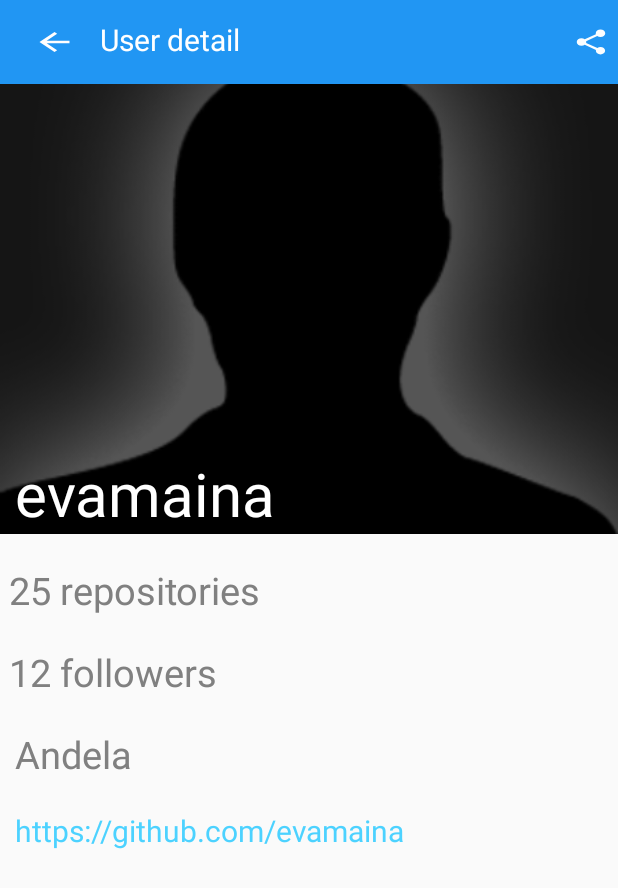
After one commit to evamaina/JavaDevsNairobi, an Android app: the DetailActivity screen opened directly, with no data from a screen before it, on a phone screen of 412 x 824 dp. The commit adds this screen. Shown: the top 888 px of the screen. Run offline under Robolectric (Android 15) with nearby library versions, the phone set to English and light mode, and no system bars.

Commit message:
ft(DetailActivity):create layout file for DetailActivity  - add back arrow icon  - add share icon
[Finishes #155820645]

```diff
--- a/app/build.gradle
+++ b/app/build.gradle
@@ -25,6 +25,7 @@ android {
 
 dependencies {
     implementation fileTree(dir: 'libs', include: ['*.jar'])
+    //noinspection GradleCompatible
     implementation 'com.android.support:appcompat-v7:28.0.0'
     implementation 'com.android.support.constraint:constraint-layout:1.1.3'
     testImplementation 'junit:junit:4.12'
@@ -33,4 +34,5 @@ dependencies {
     implementation 'com.android.support:recyclerview-v7:28.0.0'
     implementation 'com.android.support:cardview-v7:28.0.0'
     implementation 'com.github.aliwaris0572:CustomSearch:1.0.0'
+
 }
--- a/app/src/main/AndroidManifest.xml
+++ b/app/src/main/AndroidManifest.xml
@@ -9,6 +9,7 @@
         android:roundIcon="@mipmap/ic_launcher_round"
         android:supportsRtl="true"
         android:theme="@style/AppTheme">
+        <activity android:name=".DetailActivity"></activity>
         <activity android:name=".MainActivity">
             <intent-filter>
                 <action android:name="android.intent.action.MAIN" />
--- /dev/null
+++ b/app/src/main/java/com/example/javadevsnairobi/DetailActivity.java
@@ -0,0 +1,27 @@
+package com.example.javadevsnairobi;
+
+import android.support.v7.app.ActionBar;
+import android.support.v7.app.AppCompatActivity;
+import android.os.Bundle;
+import android.view.LayoutInflater;
+import android.view.Menu;
+import android.view.View;
+import android.widget.Toolbar;
+
+public class DetailActivity extends AppCompatActivity {
+
+    @Override
+    protected void onCreate(Bundle savedInstanceState) {
+        super.onCreate(savedInstanceState);
+        setContentView(R.layout.activity_detail);
+        android.support.v7.widget.Toolbar toolbar = findViewById(R.id.toolbar_detail);
+        LayoutInflater inflater = LayoutInflater.from(this);
+        View view = inflater.inflate(R.layout.bar,toolbar, false);
+        toolbar.addView(view);
+    }
+
+    @Override
+    public boolean onCreateOptionsMenu(Menu menu) {
+        return super.onCreateOptionsMenu(menu);
+    }
+}
--- a/app/src/main/java/com/example/javadevsnairobi/models/RecyclerAdapter.java
+++ b/app/src/main/java/com/example/javadevsnairobi/models/RecyclerAdapter.java
@@ -1,6 +1,7 @@
 package com.example.javadevsnairobi.models;
 
 import android.content.Context;
+import android.content.Intent;
 import android.support.annotation.NonNull;
 import android.support.v7.widget.RecyclerView;
 import android.view.LayoutInflater;
@@ -9,6 +10,7 @@ import android.view.ViewGroup;
 import android.widget.ImageView;
 import android.widget.TextView;
 
+import com.example.javadevsnairobi.DetailActivity;
 import com.example.javadevsnairobi.R;
 
 import java.util.List;
@@ -38,23 +40,51 @@ public class RecyclerAdapter extends RecyclerView.Adapter<ViewHolder> {
         viewHolder.image.setImageResource(R.drawable.avatar);
         viewHolder.name.setText(user.getName());
         viewHolder.repositories.setText(new Integer(user.getRepositories()).toString()+" repositories");
+        viewHolder.setListener(new View.OnClickListener() {
+            @Override
+            public void onClick(View v) {
+              context.startActivity(new Intent(context, DetailActivity.class));
+            }
+        });
     }
 
     @Override
     public int getItemCount() {
         return users.size();
     }
+
 }
 
-class  ViewHolder extends RecyclerView.ViewHolder {
+class  ViewHolder extends RecyclerView.ViewHolder implements View.OnClickListener {
     ImageView image;
     TextView name, repositories;
+    View.OnClickListener listener;
+
+    public ViewHolder(@NonNull View itemView, View.OnClickListener listener) {
+        super(itemView);
+        this.listener = listener;
+    }
+
+    public View.OnClickListener getListener() {
+        return listener;
+    }
+
+    public void setListener(View.OnClickListener listener) {
+        this.listener = listener;
+    }
 
     public ViewHolder(@NonNull View itemView) {
         super(itemView);
         image = itemView.findViewById(R.id.user_image);
         name = itemView.findViewById(R.id.username);
         repositories = itemView.findViewById(R.id.repositories);
+        itemView.setOnClickListener(this);
+
+    }
+
+    @Override
+    public void onClick(View v) {
+        listener.onClick(v);
 
     }
 }
--- /dev/null
+++ b/app/src/main/res/drawable/ic_arrow_back_black_24dp.xml
@@ -0,0 +1,5 @@
+<vector android:height="24dp" android:tint="#FFFEFE"
+    android:viewportHeight="24.0" android:viewportWidth="24.0"
+    android:width="24dp" xmlns:android="http://schemas.android.com/apk/res/android">
+    <path android:fillColor="#FF000000" android:pathData="M20,11H7.83l5.59,-5.59L12,4l-8,8 8,8 1.41,-1.41L7.83,13H20v-2z"/>
+</vector>
--- /dev/null
+++ b/app/src/main/res/drawable/ic_share_black_24dp.xml
@@ -0,0 +1,5 @@
+<vector android:alpha="0.98" android:height="24dp"
+    android:tint="#FFFFFF" android:viewportHeight="24.0"
+    android:viewportWidth="24.0" android:width="24dp" xmlns:android="http://schemas.android.com/apk/res/android">
+    <path android:fillColor="#FF000000" android:pathData="M18,16.08c-0.76,0 -1.44,0.3 -1.96,0.77L8.91,12.7c0.05,-0.23 0.09,-0.46 0.09,-0.7s-0.04,-0.47 -0.09,-0.7l7.05,-4.11c0.54,0.5 1.25,0.81 2.04,0.81 1.66,0 3,-1.34 3,-3s-1.34,-3 -3,-3 -3,1.34 -3,3c0,0.24 0.04,0.47 0.09,0.7L8.04,9.81C7.5,9.31 6.79,9 6,9c-1.66,0 -3,1.34 -3,3s1.34,3 3,3c0.79,0 1.5,-0.31 2.04,-0.81l7.12,4.16c-0.05,0.21 -0.08,0.43 -0.08,0.65 0,1.61 1.31,2.92 2.92,2.92 1.61,0 2.92,-1.31 2.92,-2.92s-1.31,-2.92 -2.92,-2.92z"/>
+</vector>
--- /dev/null
+++ b/app/src/main/res/layout/activity_detail.xml
@@ -0,0 +1,85 @@
+<?xml version="1.0" encoding="utf-8"?>
+<RelativeLayout xmlns:android="http://schemas.android.com/apk/res/android"
+    xmlns:app="http://schemas.android.com/apk/res-auto"
+    xmlns:tools="http://schemas.android.com/tools"
+    android:layout_width="match_parent"
+    android:layout_height="match_parent"
+    android:id="@+id/user_detail"
+    tools:context=".DetailActivity">
+
+    <android.support.v7.widget.Toolbar
+        android:layout_width="match_parent"
+        android:layout_height="wrap_content"
+        android:layout_alignParentTop="true"
+        android:id="@+id/toolbar_detail"
+        app:title="User details"
+        app:titleTextColor="#ffff"
+        android:background="@color/colorPrimary"/>
+    <ImageView
+        android:layout_width="match_parent"
+        android:layout_height="300dp"
+        android:id="@+id/avatar"
+        android:src="@drawable/avatar"
+        android:layout_below="@id/toolbar_detail"
+        android:scaleType="centerCrop" />
+
+
+    <TextView
+        android:layout_width="wrap_content"
+        android:layout_height="wrap_content"
+        android:text="evamaina"
+        android:id="@+id/username"
+        android:textColor="#ffff"
+        android:layout_marginTop="20dp"
+        android:textSize="40sp"
+        android:layout_alignBottom="@id/avatar"
+        android:layout_marginLeft="10dp"/>
+
+
+    <TextView
+        android:layout_width="wrap_content"
+        android:layout_height="wrap_content"
+        android:id="@+id/repos"
+        android:text=" 25 repositories"
+        android:textSize="25sp"
+        android:textColor="#808080"
+        android:layout_marginTop="20dp"
+        android:layout_below="@id/username" />
+    <TextView
+        android:layout_width="wrap_content"
+        android:layout_height="wrap_content"
+        android:id="@+id/follow"
+        android:text=" 12 followers"
+        android:textSize="25sp"
+        android:textColor="#808080"
+        android:layout_marginTop="20dp"
+        android:layout_below="@id/repos" />
+
+    <TextView
+        android:layout_width="wrap_content"
+        android:layout_height="wrap_content"
+        android:id="@+id/org"
+        android:text="Andela"
+        android:layout_marginTop="20dp"
+        android:layout_below="@id/follow"
+        android:textSize="25sp"
+        android:textColor="#808080"
+        android:layout_marginLeft="10dp"/>
+    <TextView
+        android:layout_width="wrap_content"
+        android:layout_height="wrap_content"
+        android:text="https://github.com/evamaina"
+        android:layout_marginTop="20dp"
+        android:layout_below="@id/org"
+        android:textSize="20sp"
+        android:textColor="#4cd2ff"
+        android:layout_marginLeft="10dp"/>
+
+
+
+
+
+
+
+
+</RelativeLayout>
--- /dev/null
+++ b/app/src/main/res/layout/bar.xml
@@ -0,0 +1,31 @@
+<?xml version="1.0" encoding="utf-8"?>
+<RelativeLayout
+    xmlns:android="http://schemas.android.com/apk/res/android" android:layout_width="match_parent"
+    android:layout_height="match_parent"
+    android:orientation="horizontal">
+
+    <ImageView
+        android:layout_width="30dp"
+        android:layout_height="20dp"
+        android:layout_margin="5dp"
+        android:id="@+id/arrow"
+        android:src="@drawable/ic_arrow_back_black_24dp"
+        android:scaleType="fitXY"/>
+
+    <TextView
+        android:layout_width="match_parent"
+        android:layout_height="wrap_content"
+        android:text="User detail"
+        android:textSize="20sp"
+        android:layout_marginLeft="10dp"
+        android:layout_toRightOf="@id/arrow"
+        android:textColor="#ffff"/>
+    <ImageView
+        android:layout_width="25dp"
+        android:layout_height="20dp"
+        android:layout_margin="5dp"
+        android:id="@+id/share"
+        android:layout_alignParentRight="true"
+        android:src="@drawable/ic_share_black_24dp"
+        android:scaleType="fitXY"/>
+</RelativeLayout>
```
Also changed, not shown: app/src/main/java/com/example/javadevsnairobi/MainActivity.java (+8 -0 lines).
